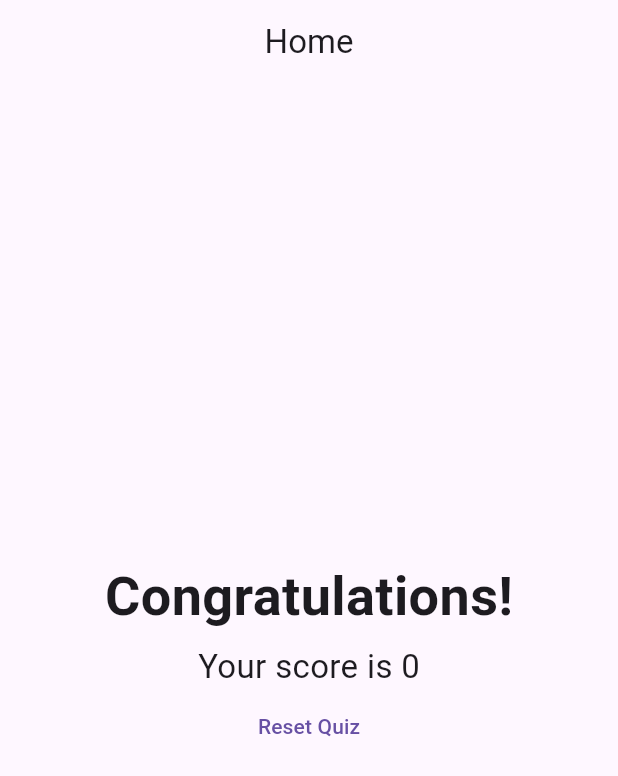
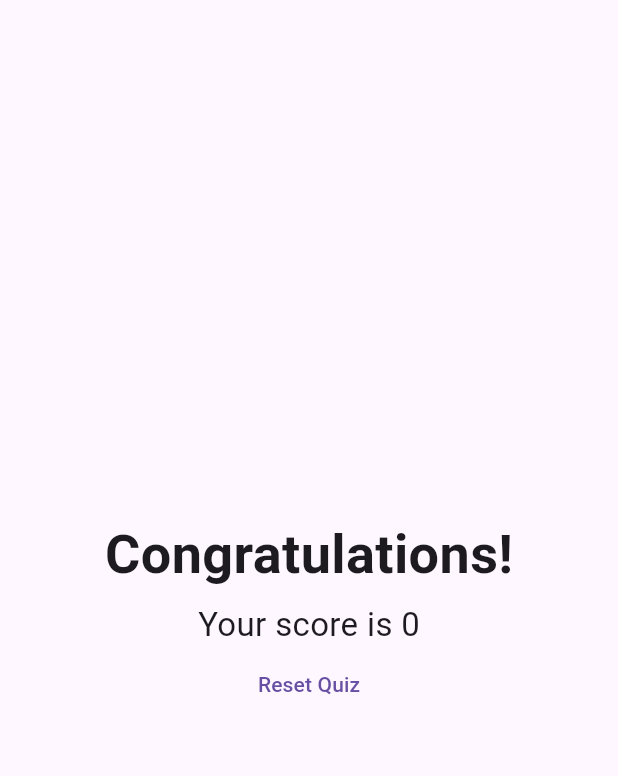
Before and after one commit to Mohamed-Samir-Ibrahim/Quiz, a Flutter app: the screen it shows after launch, on a phone screen of 412 x 824 dp. Shown: the top 776 px of the screen. Run offline on Flutter 3.47's test engine with Material 3 defaults, Android fonts, the phone set to English and light mode, and no system bars.

Commit message:
fix: make more styles in the code.

```diff
--- a/lib/pages/home_page.dart
+++ b/lib/pages/home_page.dart
@@ -18,11 +18,12 @@ class _HomePageState extends State<HomePage> {
   @override
   Widget build(BuildContext context) {
     showTotalScore = myTotalScore <= resultedScore;
-    return Scaffold(
-      appBar: AppBar(title: Text('Home'), centerTitle: true),
-      body: Center(
-        child: !showTotalScore
+    return SafeArea(
+      child: Scaffold(
+        //appBar: AppBar(title: Text('Home'), centerTitle: true),
+        body: !showTotalScore
             ? Column(
+                crossAxisAlignment: CrossAxisAlignment.start,
                 children: [
                   QuestionItem(questionItem: questions[questionIndex]),
                   Column(
@@ -41,6 +42,25 @@ class _HomePageState extends State<HomePage> {
                       );
                     }).toList(),
                   ),
+                  Spacer(),
+                  SizedBox(
+                    height: MediaQuery.of(context).size.height * 0.050,
+                    width: double.infinity,
+                    child: ElevatedButton(
+                      style: ButtonStyle(
+                        backgroundColor: WidgetStatePropertyAll(Colors.black),
+                        shape: WidgetStatePropertyAll(
+                          RoundedRectangleBorder(
+                            borderRadius: BorderRadius.all(
+                              Radius.circular(15.0),
+                            ),
+                          ),
+                        ),
+                      ),
+                      onPressed: () {},
+                      child: Text('Next'),
+                    ),
+                  ),
                 ],
               )
             : TotalScorePart(
```
Also changed, not shown: lib/widgets/answer_item.dart (+19 -11 lines), lib/widgets/question_item.dart (+16 -4 lines).
